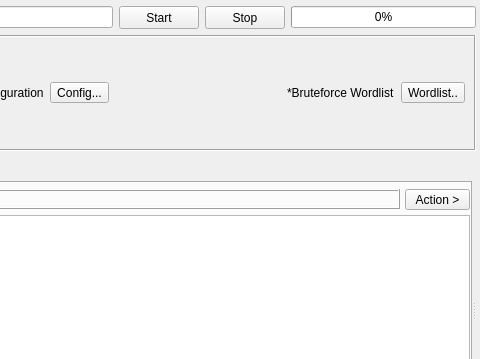
Above: sub3suite/src/engines/brute/Brute.ui from 3nock/OTE before the change; both pictures show x 193 to 673 and y 0 to 359 of the 673 by 463 pixel window. Below: the same form after it.
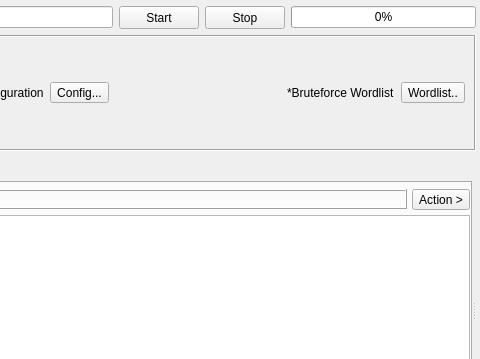
That is the form after the change. Custom widgets are drawn as their Qt base class.

What changed in the file:
```diff
--- a/sub3suite/src/engines/brute/Brute.ui
+++ b/sub3suite/src/engines/brute/Brute.ui
@@ -352,8 +352,8 @@
                </property>
                <property name="minimumSize">
                 <size>
-                 <width>65</width>
-                 <height>20</height>
+                 <width>0</width>
+                 <height>0</height>
                 </size>
                </property>
                <property name="font">
```
Left out of the diff: 6 changed lines with no effect on the pictures.
